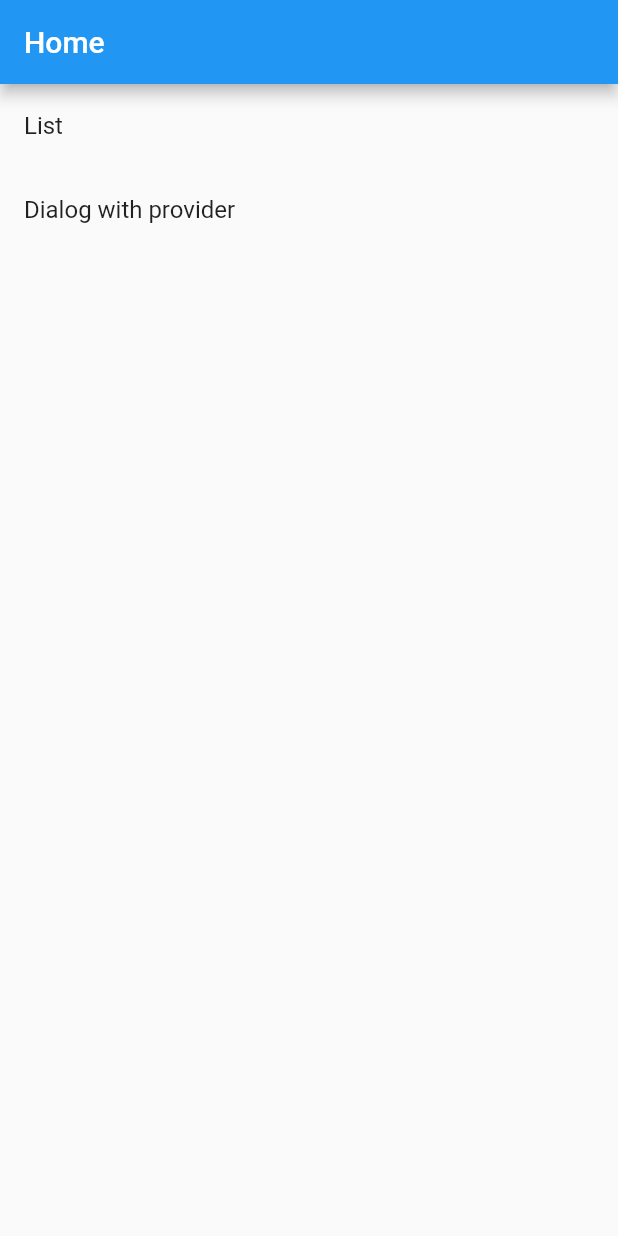
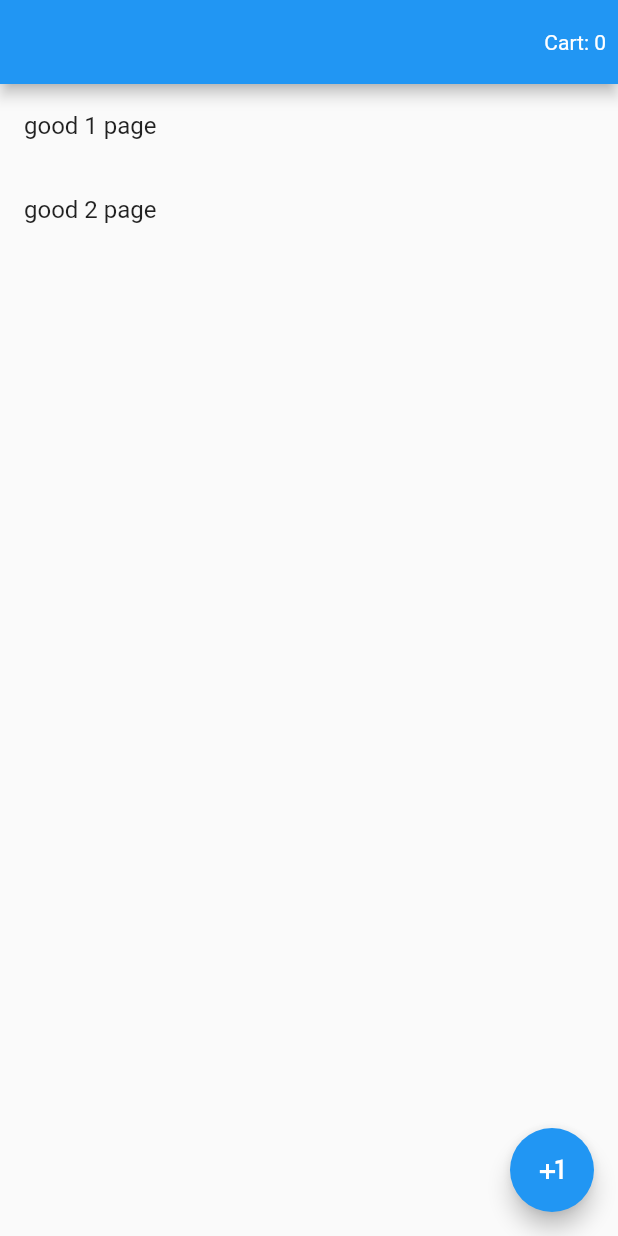
Before and after one commit to gmhz/provider_basics, a Flutter app: the screen it shows after launch, on a phone screen of 412 x 824 dp. Run offline on Flutter 3.47's test engine with Material 2 defaults, Android fonts, the phone set to English and light mode, and no system bars.

Commit message:
adding good example using change notifier provider

```diff
--- a/lib/main.dart
+++ b/lib/main.dart
@@ -1,28 +1,22 @@
 import 'package:flutter/material.dart';
 import 'package:provider/provider.dart';
-import 'package:provider_example/pages/home_screen.dart';
+import 'package:provider_example/pages/home2_screen.dart';
 
 void main() {
-  runApp(const MyApp());
-}
-
-class MyApp extends StatelessWidget {
-  const MyApp({Key? key}) : super(key: key);
-
-  // This widget is the root of your application.
-  @override
-  Widget build(BuildContext context) {
-    return MultiProvider(
+  runApp(
+    MultiProvider(
       providers: [
-        ChangeNotifierProvider(create: (context) => GoodProvider()),
+        // ChangeNotifierProvider(create: (context) => GoodProvider()),
+        ChangeNotifierProvider(create: (context) => CartProvider()),
       ],
       child: MaterialApp(
+        debugShowCheckedModeBanner: false,
         title: 'Flutter Demo',
         theme: ThemeData(
           primarySwatch: Colors.blue,
         ),
-        home: const HomeScreen(),
+        home: const Home2Screen(),
       ),
-    );
-  }
+    ),
+  );
 }
--- /dev/null
+++ b/lib/pages/home2_screen.dart
@@ -0,0 +1,75 @@
+import 'package:flutter/cupertino.dart';
+import 'package:flutter/material.dart';
+import 'package:provider/provider.dart';
+import 'package:provider_example/pages/good_pages.dart';
+
+class Home2Screen extends StatefulWidget {
+  const Home2Screen({Key? key}) : super(key: key);
+
+  @override
+  State<Home2Screen> createState() => _Home2ScreenState();
+}
+
+class _Home2ScreenState extends State<Home2Screen> {
+  String str = "123";
+  String email = "123";
+  String name = "123";
+  int count = 123;
+
+  @override
+  Widget build(BuildContext context) {
+    final cartProvider = context.watch<CartProvider>();
+
+    return Scaffold(
+      appBar: AppBar(
+        actions:  [
+          Center(child: Text("Cart: ${cartProvider.itemsCount}")),
+          const SizedBox(width: 8),
+        ],
+      ),
+      body: ListView(
+        children: [
+          ListTile(
+            onTap: () {
+              Navigator.of(context).push(
+                CupertinoPageRoute(
+                  builder: (_) => const Good1Page(),
+                ),
+              );
+            },
+            title: const Text("good 1 page"),
+          ),
+          ListTile(
+            onTap: () {
+              Navigator.of(context).push(
+                MaterialPageRoute(
+                  builder: (_) => const Good2Page(),
+                ),
+              );
+            },
+            title: const Text("good 2 page"),
+          ),
+        ],
+      ),
+      floatingActionButton: FloatingActionButton(
+        child: const Icon(Icons.plus_one),
+        onPressed: () {
+          setState(() {
+            str = "456";
+          });
+        },
+      ),
+    );
+  }
+}
+
+class CartProvider extends ChangeNotifier {
+  int _itemsCount = 0;
+
+  int get itemsCount => _itemsCount;
+
+  set itemsCount(int value) {
+    _itemsCount = value;
+    notifyListeners();
+  }
+}
```
Also changed, not shown: lib/pages/good_pages.dart (added, +70 -0 lines), pubspec.lock, 1 other file.
